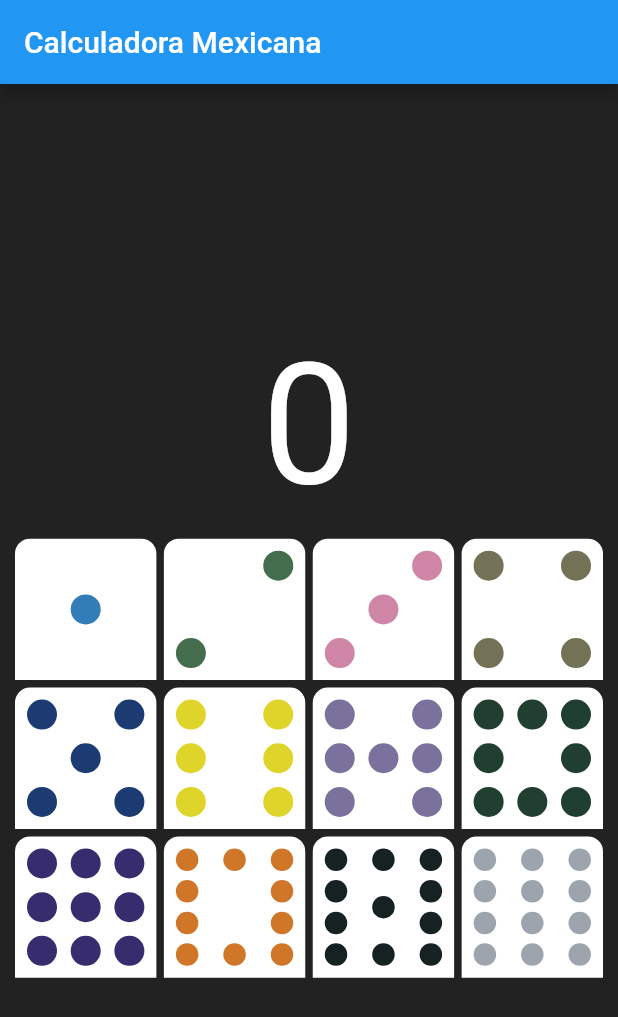
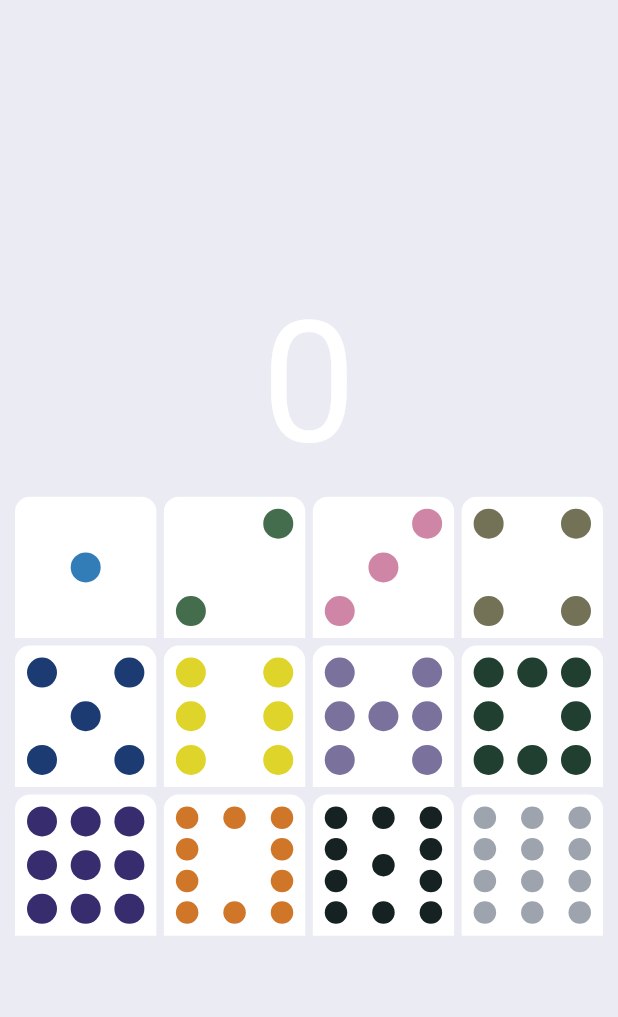
Before and after one commit to esron/mexican_calculator, a Flutter app: the screen it shows after launch, on a phone screen of 412 x 824 dp. Shown: the top 1017 px of the screen. Run offline on Flutter 3.47's test engine with Material 2 defaults, Android fonts, the phone set to English and light mode, and no system bars.

Commit message:
Replaces the scaffold by the Material component

```diff
--- a/lib/main.dart
+++ b/lib/main.dart
@@ -38,12 +38,10 @@ class _MyHomePageState extends State<MyHomePage> {
 
   @override
   Widget build(BuildContext context) {
-    return Scaffold(
-      backgroundColor: Colors.black87,
-      appBar: AppBar(
-        title: Text(widget.title),
-      ),
-      body: Center(
+    return Material(
+      child: Container(
+        decoration: BoxDecoration(color: new Color(0xFFEAEBF3)),
+        child: Center(
           child: Column(
             mainAxisAlignment: MainAxisAlignment.center,
             children: <Widget>[
@@ -74,6 +72,7 @@ class _MyHomePageState extends State<MyHomePage> {
             ],
           ),
         ),
+      ),
     );
   }
 }
```
Lines whose indentation alone changed are shown as unchanged.
